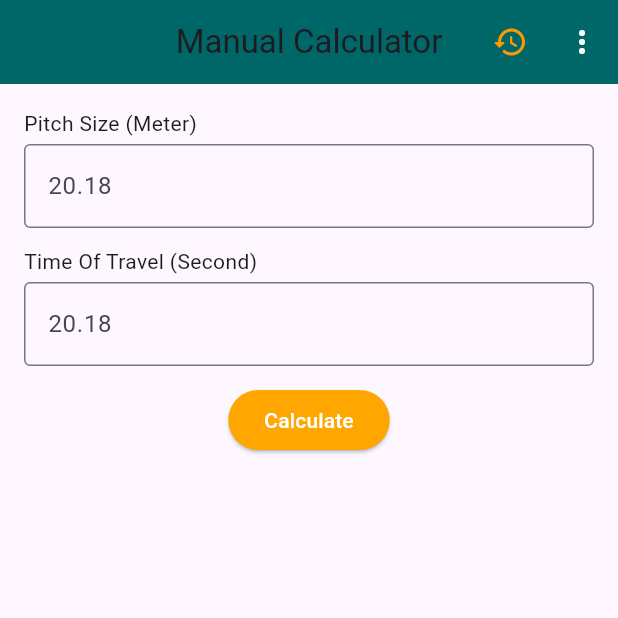
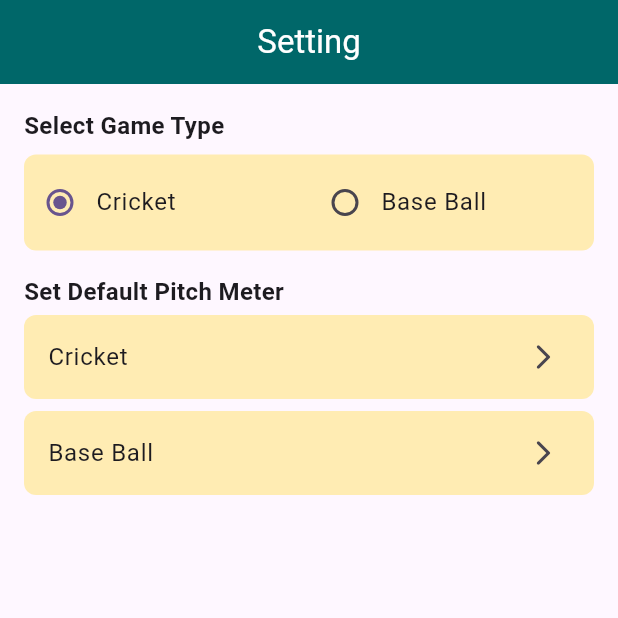
Before and after one commit to VishalSorani1/bowl_speed, a Flutter app: the screen it shows after launch, on a phone screen of 412 x 824 dp, the top half of it. Run offline on Flutter 3.47's test engine with Material 3 defaults, Android fonts, the phone set to English and light mode, and no system bars; our stand-ins replace get, google_fonts, sqflite; accounts and stored records are empty.

Commit message:
settings done only need to change both sports pitch size in dev

```diff
--- /dev/null
+++ b/lib/Pages/settings/settings_screen.dart
@@ -0,0 +1,140 @@
+// ignore_for_file: prefer_const_constructors
+
+import 'package:flutter/material.dart';
+import 'package:get/get.dart';
+
+import '../../services/controllers/settings_controller.dart';
+import '../../utils/labels.dart';
+
+class SettingsScreen extends GetView<SettingsController> {
+  const SettingsScreen({super.key});
+
+  @override
+  Widget build(BuildContext context) {
+    return Scaffold(
+      appBar: AppBar(
+        title: Text(
+          Labels.settings,
+          style: TextStyle(fontSize: 22.0, color: Colors.white),
+        ),
+        centerTitle: true,
+        backgroundColor: Color(0xff006769),
+      ),
+      body: Padding(
+        padding: const EdgeInsets.all(16.0),
+        child: Column(
+          crossAxisAlignment: CrossAxisAlignment.start,
+          children: [
+            /// select Game
+            Text(
+              Labels.selectGameType,
+              style: TextStyle(fontSize: 16.0, fontWeight: FontWeight.bold),
+            ),
+            SizedBox(
+              height: 8.0,
+            ),
+
+            /// Two radio button options
+            ListTile(
+              contentPadding: EdgeInsets.zero,
+              tileColor: Colors.amber[100],
+              shape: RoundedRectangleBorder(
+                borderRadius: BorderRadius.circular(8.0),
+              ),
+              title: Row(
+                mainAxisSize: MainAxisSize.max,
+                children: [
+                  Flexible(
+                    flex: 1,
+                    child: CustomRadioButton(
+                      value: Sport.cricket,
+                      label: Labels.cricket,
+                    ),
+                  ),
+                  Flexible(
+                    flex: 1,
+                    child: CustomRadioButton(
+                      value: Sport.baseBall,
+                      label: Labels.baseBall,
+                    ),
+                  ),
+                ],
+              ),
+            ),
+            SizedBox(
+              height: 16.0,
+            ),
+
+            /// pitch size set label
+            Text(
+              Labels.setDefaultPitchmeter,
+              style: TextStyle(fontSize: 16.0, fontWeight: FontWeight.bold),
+            ),
+            SizedBox(
+              height: 4.0,
+            ),
+
+            /// pitch size set
+            CustomTile(
+                label: Labels.cricket, onTap: () => controller.onCricket()),
+            SizedBox(
+              height: 8.0,
+            ),
+            CustomTile(
+                label: Labels.baseBall, onTap: () => controller.onBaseBall()),
+          ],
+        ),
+      ),
+    );
+  }
+}
+
+class CustomTile extends StatelessWidget {
+  const CustomTile({super.key, required this.label, this.onTap});
+
+  final String label;
+  final void Function()? onTap;
+
+  @override
+  Widget build(BuildContext context) {
+    return ListTile(
+      title: Text(label),
+      tileColor: Colors.amber[100],
+      trailing: Icon(Icons.arrow_forward_ios_rounded, size: 20),
+      shape: RoundedRectangleBorder(
+        borderRadius: BorderRadius.circular(8.0),
+      ),
+      onTap: onTap,
+    );
+  }
+}
+
+class CustomRadioButton extends GetWidget<SettingsController> {
+  const CustomRadioButton(
+      {super.key, required this.value, required this.label});
+  final Sport value;
+  final String label;
+
+  @override
+  Widget build(BuildContext context) {
+    return GetBuilder<SettingsController>(
+      id: controller.gameTypeId,
+      builder: (controller) {
+        return Row(
+          children: [
+            Radio<Sport>(
+              value: value,
+              groupValue: controller.selectedSport,
+              onChanged: (Sport? newValue) {
+                if (newValue != null) {
+                  controller.setSelectedSport(newValue);
+                }
+              },
+            ),
+            Text(label),
+          ],
+        );
+      },
+    );
+  }
+}
--- a/lib/main.dart
+++ b/lib/main.dart
@@ -1,16 +1,19 @@
 // ignore_for_file: prefer_const_constructors
 
-import 'package:bowl_speed/Pages/manual%20calculator/manual_calculator_screen.dart';
+
 import 'package:flutter/material.dart';
 import 'package:get/get.dart';
 
 import 'services/controllers/manual_calc_controller.dart';
+import 'services/controllers/settings_controller.dart';
 import 'utils/db_helper.dart';
+import 'Pages/settings/settings_screen.dart';
 
 void main() async {
   WidgetsFlutterBinding.ensureInitialized();
   await DatabaseHelper.instance.database; // Ensure database is initialized
   Get.put<ManualCalculatorController>(ManualCalculatorController());
+  Get.put<SettingsController>(SettingsController());
   runApp(const MyApp());
 }
 
@@ -27,7 +30,7 @@
         colorScheme: ColorScheme.fromSeed(seedColor: Colors.deepPurple),
         useMaterial3: true,
       ),
-      home: ManualCalculatorScreen(),
+      home: SettingsScreen(),
     );
   }
 }
--- /dev/null
+++ b/lib/services/controllers/settings_controller.dart
@@ -0,0 +1,64 @@
+// ignore_for_file: prefer_const_constructors
+
+import 'dart:developer';
+
+import 'package:flutter/material.dart';
+import 'package:get/get.dart';
+
+
+
+import '../../Pages/settings/custom_pitch_size_change_dialogue.dart';
+import '../../utils/labels.dart';
+
+enum Sport {
+  cricket,
+  baseBall;
+
+  String getSportType(Sport sport) {
+    return sport == Sport.cricket ? Labels.cricket : Labels.baseBall;
+  }
+}
+
+class SettingsController extends GetxController {
+  String get gameTypeId => "gameTypeId";
+
+  TextEditingController cricketController = TextEditingController();
+  TextEditingController baseBallController = TextEditingController();
+
+  final formKey = GlobalKey<FormState>();
+  Sport selectedSport = Sport.cricket;
+
+  void setSelectedSport(Sport sport) {
+    log("Selected Sport : $sport");
+    selectedSport = sport;
+    update([gameTypeId]);
+  }
+
+  void onCricket() {
+    log("cricket");
+    customPitchSizeChangeDialog(
+        cricketController, setCricetDefaultPitchMeter, formKey);
+  }
+
+  void onBaseBall() {
+    log("baseBall");
+    customPitchSizeChangeDialog(
+        baseBallController, setBaseBallDefaultPitchMeter, formKey);
+  }
+
+  void setCricetDefaultPitchMeter() {
+    // take controller instance and assign the value
+    if (formKey.currentState!.validate()) {
+      log("Cricet default pitch meter : ${cricketController.text}");
+    }
+    Get.back();
+  }
+
+  void setBaseBallDefaultPitchMeter() {
+    // take controller instance and assign the value
+    if (formKey.currentState!.validate()) {
+      log("BaseBall default pitch meter : ${baseBallController.text}");
+    }
+    Get.back();
+  }
+}
--- a/lib/utils/labels.dart
+++ b/lib/utils/labels.dart
@@ -1,5 +1,4 @@
-class Labels{
-
+class Labels {
   /// Manual Calculator
   static String get manualCalculator => "Manual Calculator";
   static String get pitchSize => "Pitch Size (Meter)";
@@ -9,4 +8,15 @@ class Labels{
 
   /// All Buttons
   static String get calculate => "Calculate";
+  static String get change => "Change";
+  static String get cancel => "Cancel";
+
+  /// Settings
+  static String get settings => "Setting";
+  static String get selectGameType => "Select Game Type";
+  static String get cricket => "Cricket";
+  static String get baseBall => "Base Ball";
+  static String get setDefaultPitchmeter => "Set Default Pitch Meter";
+  static String get changePitchMeter => "Change Pitch Meter";
+  static String get enterMeter => "Enter Meter";
 }
```
Also changed, not shown: lib/Pages/settings/custom_pitch_size_change_dialogue.dart (added, +56 -0 lines), lib/utils/validators.dart (+11 -16 lines), lib/widgets/custom_elevated_button_with_icon.dart (added, +28 -0 lines).
